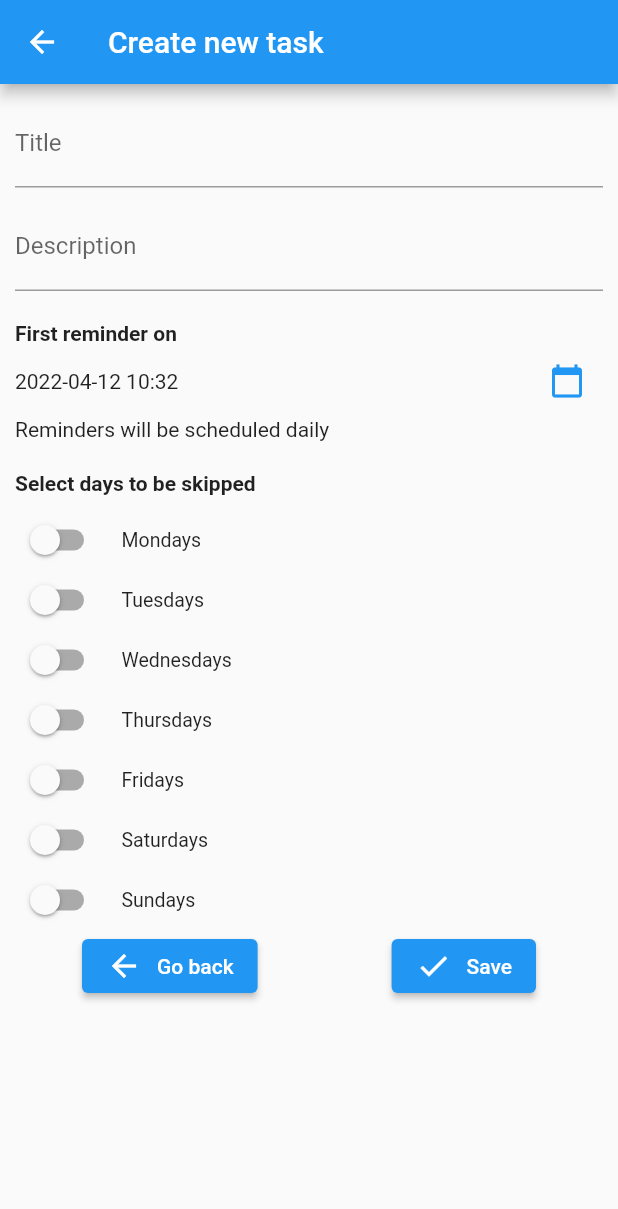
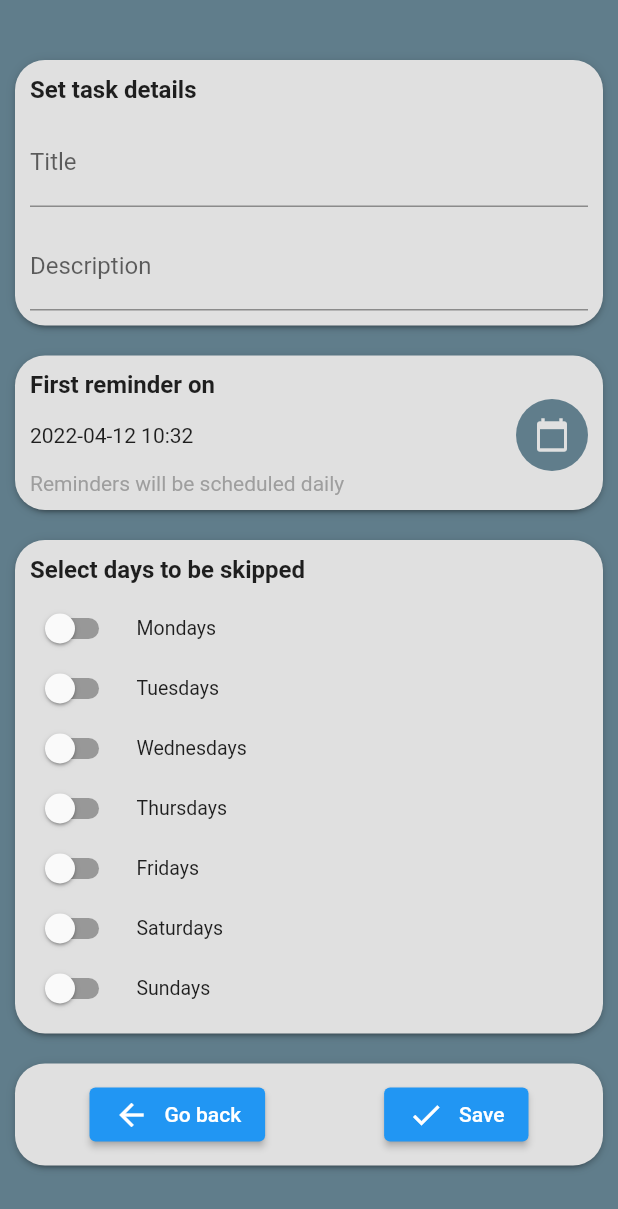
Before and after one commit to xeladu/flutter_app_example, a Flutter app: the screen it shows after launch, after a tap on the "add" icon, on a phone screen of 412 x 824 dp. Shown: the top 1209 px of the screen. Run offline on Flutter 3.47's test engine with Material 2 defaults, Android fonts, the phone set to English and light mode, and no system bars; our stand-ins replace adaptive_dialog, equatable, flutter_local_notifications, flutter_native_timezone, flutter_riverpod, get and 5 more; accounts and stored records are empty.

Commit message:
Enhance user interface

```diff
--- a/lib/main.dart
+++ b/lib/main.dart
@@ -2,6 +2,7 @@ import 'package:app_example/dependency_setup.dart';
 import 'package:app_example/navigation/navigation_service.dart';
 import 'package:app_example/navigation/route_generator.dart';
 import 'package:app_example/notification/notification_service.dart';
+import 'package:app_example/style/app_colors.dart';
 import 'package:flutter/material.dart';
 import 'package:flutter_riverpod/flutter_riverpod.dart';
 import 'package:get/get.dart';
@@ -26,7 +27,10 @@ class MyApp extends StatelessWidget {
         debugShowCheckedModeBanner: false,
         navigatorKey: Get.find<NavigationService>()
             .navigatorKey, // <-- our navigation key
-        theme: ThemeData(primarySwatch: Colors.blue),
+        theme: ThemeData(
+            primarySwatch: Colors.blue,
+            dialogBackgroundColor: AppColors.dialogBackground,
+            scaffoldBackgroundColor: AppColors.appBackground),
         onGenerateRoute: (settings) =>
             RouteGenerator().generateRoute(settings));
   }
--- a/lib/navigation/navigation_service.dart
+++ b/lib/navigation/navigation_service.dart
@@ -2,9 +2,8 @@ import 'package:flutter/widgets.dart';
 
 class NavigationService {
   final GlobalKey<NavigatorState> navigatorKey = GlobalKey<NavigatorState>();
-  Future<dynamic> navigateTo(String routeName, {Object? arguments}) {
-    return navigatorKey.currentState!
-        .pushNamed(routeName, arguments: arguments);
+  Future<dynamic> navigateTo(String routeName, {Object? arguments}) async {
+    await navigatorKey.currentState!.pushNamed(routeName, arguments: arguments);
   }
 
   void pop() {
--- a/lib/notification/notification_service.dart
+++ b/lib/notification/notification_service.dart
@@ -1,6 +1,7 @@
 import 'dart:async';
 
 import 'package:app_example/database/models/task.dart';
+import 'package:app_example/database/models/task_reminder.dart';
 import 'package:flutter_local_notifications/flutter_local_notifications.dart';
 import 'package:flutter_native_timezone/flutter_native_timezone.dart';
 import 'package:timezone/data/latest_all.dart' as tz;
@@ -48,8 +49,9 @@ class NotificationService {
 
     var details = _createNotificationDetails(task);
 
-    var reminders =
-        task.reminders.where((r) => r.scheduledOn.isAfter(DateTime.now()));
+    var reminders = task.reminders.where((r) =>
+        r.scheduledOn.isAfter(DateTime.now()) &&
+        r.state == TaskReminderActionState.none);
 
     if (reminders.isEmpty) return null;
 
--- a/lib/notification/reminder_service.dart
+++ b/lib/notification/reminder_service.dart
@@ -9,6 +9,11 @@ class ReminderService {
   void fillReminders(Task task) {
     var dt = DateTime.now();
     var interval = task.configuration.recurringInterval!;
+
+    // remove all reminders that haven't been marked and that are scheduled in the future
+    task.reminders.removeWhere((element) =>
+        element.scheduledOn.isAfter(DateTime.now()) &&
+        element.state == TaskReminderActionState.none);
 
     // check the latest scheduled time
     var latestScheduledReminder = task.reminders.isNotEmpty
--- a/lib/providers/single_task_provider.dart
+++ b/lib/providers/single_task_provider.dart
@@ -4,9 +4,7 @@ import 'package:flutter_riverpod/flutter_riverpod.dart';
 
 // returns a Task object with the given id
 final singleTaskProvider = FutureProvider.family<Task?, int>((ref, id) async {
-  final tasks = ref.watch(taskListProvider);
+  final tasks = await ref.watch(taskListProvider.future);
 
-  return (tasks.asData == null)
-      ? null
-      : tasks.asData!.value.firstWhere((element) => element.id == id);
+  return tasks.firstWhere((element) => element.id == id);
 });
--- /dev/null
+++ b/lib/style/app_colors.dart
@@ -0,0 +1,11 @@
+import 'package:flutter/material.dart';
+
+class AppColors {
+  static Color positive = Colors.green.shade300;
+  static Color negative = Colors.red.shade300;
+  static Color warning = Colors.orange.shade200;
+  static Color taskBackground = Colors.grey.shade300;
+  static Color description = Colors.grey.shade500;
+  static Color appBackground = Colors.blueGrey;
+  static Color dialogBackground = Colors.grey;
+}
--- a/lib/style/text_styles.dart
+++ b/lib/style/text_styles.dart
@@ -1,3 +1,4 @@
+import 'package:app_example/style/app_colors.dart';
 import 'package:flutter/material.dart';
 
 class TextStyles {
@@ -6,7 +7,11 @@ class TextStyles {
   static TextStyle subHeading =
       const TextStyle(fontSize: 14, fontWeight: FontWeight.w500);
   static TextStyle reminderSkipped =
-      TextStyle(fontWeight: FontWeight.bold, color: Colors.red.shade300);
+      TextStyle(fontWeight: FontWeight.bold, color: AppColors.negative);
   static TextStyle reminderDone =
-      TextStyle(fontWeight: FontWeight.bold, color: Colors.green.shade300);
+      TextStyle(fontWeight: FontWeight.bold, color: AppColors.positive);
+  static TextStyle taskDescription =
+      TextStyle(fontSize: 14, color: AppColors.description);
+  static TextStyle taskDescriptionSmall =
+      TextStyle(fontSize: 12, color: AppColors.description);
 }
--- a/lib/views/home_view/home_view.dart
+++ b/lib/views/home_view/home_view.dart
@@ -5,7 +5,11 @@ import 'package:app_example/notification/notification_service.dart';
 import 'package:app_example/providers/reminder_update_provider.dart';
 import 'package:app_example/providers/reminder_update_state_provider.dart';
 import 'package:app_example/providers/task_list_provider.dart';
+import 'package:app_example/style/app_colors.dart';
+import 'package:app_example/style/text_styles.dart';
 import 'package:app_example/views/home_view/home_view_model.dart';
+import 'package:app_example/views/home_view/widgets/task_widget.dart';
+import 'package:app_example/widgets/app_bar_button.dart';
 import 'package:app_example/widgets/loading_widget.dart';
 import 'package:flutter/material.dart';
 import 'package:flutter_riverpod/flutter_riverpod.dart';
@@ -43,54 +47,71 @@ class _State extends ConsumerState<HomeView> {
   }
 
   Widget _buildLoadingContent() {
-    return Scaffold(
-        appBar: AppBar(title: const Text("HomeView")),
-        body: const LoadingWidget());
+    return const Scaffold(body: LoadingWidget());
   }
 
   Widget _buildErrorContent(Object? o, StackTrace? st) {
-    return Scaffold(
-        appBar: AppBar(title: const Text("HomeView")),
-        body: ErrorWidget(o.toString()));
+    return Scaffold(body: ErrorWidget(o.toString()));
   }
 
   Widget _buildDataContent(List<Task> data, WidgetRef ref) {
     return Scaffold(
-        appBar: AppBar(title: const Text("HomeView")),
-        floatingActionButton: FloatingActionButton(
-            heroTag: null,
+        bottomNavigationBar: BottomAppBar(
+            color: AppColors.taskBackground,
+            child: AppBarButton(
+                icon: Icons.add,
                 onPressed: () async {
                   await widget.viewModel.addNewTask(ref);
                   ref.refresh(taskListProvider);
-            },
-            child: const Icon(Icons.add)),
+                })),
         body: data.isEmpty
             ? const Center(
                 child: Text(
                     "No data found!\r\nCreate your first task right now!",
                     textAlign: TextAlign.center))
             : Stack(children: [
-                ListView.builder(
-                    padding: const EdgeInsets.symmetric(horizontal: 10),
+                Padding(
+                    padding: const EdgeInsets.fromLTRB(10, 40, 10, 10),
+                    child: Column(
+                        crossAxisAlignment: CrossAxisAlignment.start,
+                        children: [
+                          Text("You have ${data.length} tasks",
+                              style: TextStyles.heading),
+                          Container(height: 10),
+                          Expanded(
+                              child: GridView.builder(
+                                  padding: EdgeInsets.zero,
                                   itemCount: data.length,
+                                  gridDelegate:
+                                      const SliverGridDelegateWithFixedCrossAxisCount(
+                                          crossAxisCount: 2,
+                                          crossAxisSpacing: 10.0,
+                                          mainAxisSpacing: 10.0),
                                   itemBuilder: (context, index) {
                                     final item = data[index];
 
-                      return Card(
-                          child: ListTile(
+                                    return TaskWidget(
+                                        task: item,
                                         onLongPress: () async {
-                          await widget.viewModel.deleteTask(item);
+                                          if (!await widget.viewModel
+                                              .isDeleteConfirmed(
+                                                  item, context)) {
+                                            return;
+                                          }
+
+                                          await widget.viewModel
+                                              .deleteTask(item);
                                           ref.refresh(taskListProvider);
                                         },
                                         onTap: () async {
-                          await widget.viewModel.goToTaskView(item.id);
-                        },
-                        title: Text(item.title),
-                        subtitle: Text(item.description),
-                        isThreeLine: true,
-                        leading: const Icon(Icons.notifications),
-                      ));
-                    }),
+                                          await widget.viewModel
+                                              .goToTaskView(item.id);
+                                          await widget.viewModel
+                                              .updateNotification(item);
+                                          ref.refresh(taskListProvider);
+                                        });
+                                  }))
+                        ])),
                 _buildUpdateIndicator()
               ]));
   }
--- a/lib/views/task_edit_view/task_edit_view.dart
+++ b/lib/views/task_edit_view/task_edit_view.dart
@@ -1,4 +1,7 @@
+import 'package:app_example/style/app_colors.dart';
+import 'package:app_example/style/text_styles.dart';
 import 'package:app_example/views/task_edit_view/task_edit_view_model.dart';
+import 'package:app_example/widgets/wrapper_widget.dart';
 import 'package:flutter/material.dart';
 import 'package:intl/intl.dart';
 import 'package:timezone/timezone.dart' as tz;
@@ -17,6 +20,8 @@ class _State extends State<TaskEditView> {
   final TextEditingController _descriptionController = TextEditingController();
   final TextEditingController _dateController = TextEditingController();
 
+  bool _isEdit = false;
+
   @override
   void initState() {
     super.initState();
@@ -24,16 +29,52 @@ class _State extends State<TaskEditView> {
     _descriptionController.text = widget.viewModel.description;
     _dateController.text =
         DateFormat("yyyy-MM-dd HH:mm").format(widget.viewModel.firstExecution);
+
+    _isEdit = widget.viewModel.task != null;
   }
 
   @override
   Widget build(BuildContext context) {
-    final pageName = widget.viewModel.task == null
-        ? "Create new task"
-        : "Edit task ${widget.viewModel.title}";
     return Scaffold(
-        appBar: AppBar(title: Text(pageName)),
-        body: ListView(padding: const EdgeInsets.all(10), children: [
+        body: Padding(
+            padding: const EdgeInsets.fromLTRB(10, 40, 10, 10),
+            child: ListView(padding: EdgeInsets.zero, children: [
+              _buildTaskDetailWidget(),
+              Container(height: 20),
+              _buildTaskReminderWidget(),
+              Container(height: 20),
+              _buildTaskSkipOptionsWidget(),
+              Container(height: 20),
+              WrapperWidget(
+                  child: Row(
+                      mainAxisAlignment: MainAxisAlignment.spaceAround,
+                      children: [
+                    ElevatedButton(
+                        onPressed: () => Navigator.pop(context),
+                        child: Row(children: [
+                          const Icon(Icons.arrow_back),
+                          Container(width: 10),
+                          const Text("Go back")
+                        ])),
+                    ElevatedButton(
+                        onPressed: () async {
+                          await widget.viewModel.save();
+                          Navigator.pop(context);
+                        },
+                        child: Row(children: [
+                          const Icon(Icons.check),
+                          Container(width: 10),
+                          const Text("Save")
+                        ]))
+                  ])),
+            ])));
+  }
+
+  Widget _buildTaskDetailWidget() {
+    return WrapperWidget(
+        child: Column(crossAxisAlignment: CrossAxisAlignment.start, children: [
+      Text("Set task details", style: TextStyles.heading),
+      Container(height: 10),
       TextField(
         controller: _titleController,
         decoration: const InputDecoration(label: Text("Title")),
@@ -48,47 +89,39 @@ class _State extends State<TaskEditView> {
         onChanged: (value) {
           widget.viewModel.description = value;
         },
-          ),
-          Container(height: 20),
-          const Text("First reminder on",
-              style: TextStyle(fontWeight: FontWeight.bold, fontSize: 14)),
+      )
+    ]));
+  }
+
+  Widget _buildTaskReminderWidget() {
+    return WrapperWidget(
+        child: Column(crossAxisAlignment: CrossAxisAlignment.start, children: [
+      Text("First reminder on", style: TextStyles.heading),
       Row(children: [
         Expanded(
             child: Text(DateFormat("yyyy-MM-dd HH:mm")
                 .format(widget.viewModel.firstExecution))),
-            IconButton(
-                onPressed: () async {
-                  var date = await showDatePicker(
-                      context: context,
-                      initialDate: widget.viewModel.firstExecution,
-                      firstDate:
-                          DateTime.now().subtract(const Duration(days: 1)),
-                      lastDate: DateTime.now().add(const Duration(days: 365)));
+        Container(
+            decoration: BoxDecoration(
+                color: _isEdit
+                    ? AppColors.taskBackground
+                    : AppColors.appBackground,
+                borderRadius: BorderRadius.circular(30)),
+            child: IconButton(
+                onPressed: _isEdit ? null : () async => await _selectDateTime(),
+                icon:
+                    Icon(Icons.calendar_today, color: AppColors.taskBackground),
+                color: AppColors.taskBackground))
+      ]),
+      Text("Reminders will be scheduled daily",
+          style: TextStyles.taskDescription)
+    ]));
+  }
 
-                  if (date != null) {
-                    var time = await showTimePicker(
-                        context: context, initialTime: TimeOfDay.now());
-
-                    if (time != null) {
-                      widget.viewModel.firstExecution = tz.TZDateTime(
-                          tz.local,
-                          date.year,
-                          date.month,
-                          date.day,
-                          time.hour,
-                          time.minute);
-                      setState(() {});
-                    }
-                  }
-                },
-                icon: const Icon(Icons.calendar_today),
-                color: Colors.blue)
-          ]),
-          const Text("Reminders will be scheduled daily",
-              style: TextStyle(fontSize: 14)),
-          Container(height: 20),
-          const Text("Select days to be skipped",
-              style: TextStyle(fontWeight: FontWeight.bold, fontSize: 14)),
+  Widget _buildTaskSkipOptionsWidget() {
+    return WrapperWidget(
+        child: Column(crossAxisAlignment: CrossAxisAlignment.start, children: [
+      Text("Select days to be skipped", style: TextStyles.heading),
       Container(height: 10),
       SwitchListTile(
           visualDensity: VisualDensity.compact,
@@ -167,26 +200,29 @@ class _State extends State<TaskEditView> {
             widget.viewModel.skipSundays = value;
             _refreshUi();
           }),
-          Row(mainAxisAlignment: MainAxisAlignment.spaceAround, children: [
-            ElevatedButton(
-                onPressed: () => Navigator.pop(context),
-                child: Row(children: [
-                  const Icon(Icons.arrow_back),
-                  Container(width: 10),
-                  const Text("Go back")
-                ])),
-            ElevatedButton(
-                onPressed: () async {
-                  await widget.viewModel.save();
-                  Navigator.pop(context);
-                },
-                child: Row(children: [
-                  const Icon(Icons.check),
-                  Container(width: 10),
-                  const Text("Save")
-                ]))
-          ]),
     ]));
+  }
+
+  Future _selectDateTime() async {
+    var date = await showDatePicker(
+        context: context,
+        helpText: "When should the task start?",
+        initialDate: widget.viewModel.firstExecution,
+        firstDate: DateTime.now().subtract(const Duration(days: 1)),
+        lastDate: DateTime.now().add(const Duration(days: 365)));
+
+    if (date != null) {
+      var time = await showTimePicker(
+          helpText: "At what time should a reminder be delivered?",
+          context: context,
+          initialTime: TimeOfDay.now());
+
+      if (time != null) {
+        widget.viewModel.firstExecution = tz.TZDateTime(
+            tz.local, date.year, date.month, date.day, time.hour, time.minute);
+        _refreshUi();
+      }
+    }
   }
 
   void _refreshUi() {
--- /dev/null
+++ b/lib/widgets/app_bar_button.dart
@@ -0,0 +1,22 @@
+import 'package:app_example/style/app_colors.dart';
+import 'package:flutter/material.dart';
+
+class AppBarButton extends StatelessWidget {
+  final IconData icon;
+  final Function() onPressed;
+
+  const AppBarButton({Key? key, required this.icon, required this.onPressed})
+      : super(key: key);
+  @override
+  Widget build(BuildContext context) {
+    return IconButton(
+        icon: Container(
+            width: 32,
+            height: 32,
+            decoration: BoxDecoration(
+                borderRadius: BorderRadius.circular(16),
+                color: AppColors.appBackground),
+            child: Icon(icon, color: AppColors.taskBackground)),
+        onPressed: onPressed);
+  }
+}
--- /dev/null
+++ b/lib/widgets/wrapper_widget.dart
@@ -0,0 +1,18 @@
+import 'package:app_example/style/app_colors.dart';
+import 'package:flutter/material.dart';
+
+class WrapperWidget extends StatelessWidget {
+  final Widget child;
+  const WrapperWidget({Key? key, required this.child}) : super(key: key);
+
+  @override
+  Widget build(BuildContext context) {
+    return Container(
+        padding: const EdgeInsets.all(10),
+        decoration: BoxDecoration(
+            borderRadius: BorderRadius.circular(20),
+            boxShadow: kElevationToShadow[2],
+            color: AppColors.taskBackground),
+        child: child);
+  }
+}
--- a/pubspec.yaml
+++ b/pubspec.yaml
@@ -33,6 +33,7 @@ dependencies:
 
   # The following adds the Cupertino Icons font to your application.
   # Use with the CupertinoIcons class for iOS style icons.
+  adaptive_dialog: ^1.5.0+1
   cupertino_icons: ^1.0.2
   equatable: ^2.0.3
   hive: ^2.0.6
@@ -43,6 +44,8 @@ dependencies:
   flutter_local_notifications: ^9.4.0
   timezone: ^0.8.0
   flutter_native_timezone: ^2.0.0
+  percent_indicator: ^4.0.0
+  timeago: ^3.2.2
 
 dev_dependencies:
   flutter_test:
```
Also changed, not shown: lib/views/home_view/home_view_model.dart (+20 -0 lines), lib/views/home_view/widgets/task_widget.dart (added, +101 -0 lines), lib/views/task_view/task_view.dart (+34 -27 lines), lib/views/task_view/task_view_model.dart (+2 -9 lines), lib/views/task_view/widgets/task_summary_widget.dart (added, +92 -0 lines), pubspec.lock. Lines whose indentation alone changed are shown as unchanged.
